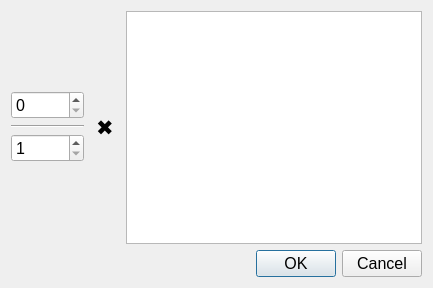
Old version of the form hw3/SimplePaint/maskdialog.ui in the repository otakusaikou/2016-631-M8210.
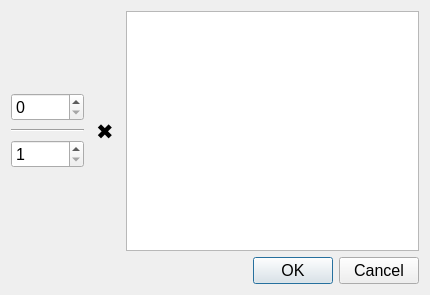
New version of the form.

The edit to the form file:
```diff
--- a/hw3/SimplePaint/maskdialog.ui
+++ b/hw3/SimplePaint/maskdialog.ui
@@ -6,8 +6,8 @@
    <rect>
     <x>0</x>
     <y>0</y>
-    <width>433</width>
-    <height>288</height>
+    <width>430</width>
+    <height>295</height>
    </rect>
   </property>
   <property name="windowTitle">
```
